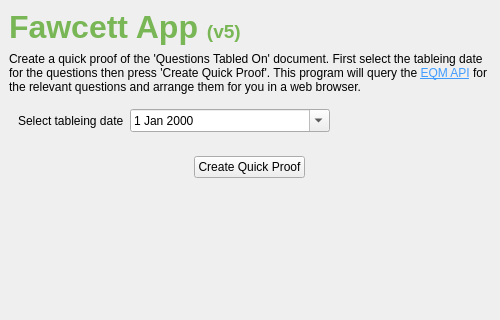
Qt form designer/mainwindow.ui (hoc-ppu/fawcett) before a commit; both pictures show x 0 to 500 and y 0 to 320 of the 500 by 500 pixel window.
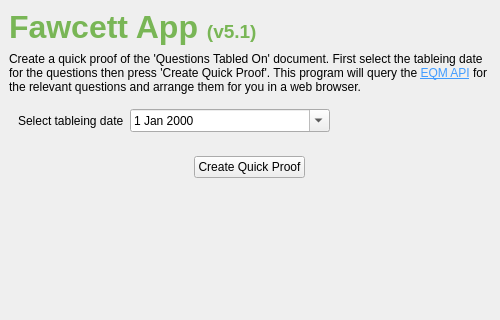
The same form after that commit.

Patch:
```diff
--- a/designer/mainwindow.ui
+++ b/designer/mainwindow.ui
@@ -30,7 +30,7 @@
        </sizepolicy>
       </property>
       <property name="text">
-       <string>&lt;html&gt;&lt;head/&gt;&lt;body&gt;&lt;p&gt;&lt;span style=&quot; font-size:24pt; font-weight:600; color:#79b656;&quot;&gt;Fawcett App &lt;/span&gt;&lt;span style=&quot; font-size:14pt; font-weight:600; color:#79b656;&quot;&gt;(v5)&lt;/span&gt;&lt;/p&gt;&lt;/body&gt;&lt;/html&gt;</string>
+       <string>&lt;html&gt;&lt;head/&gt;&lt;body&gt;&lt;p&gt;&lt;span style=&quot; font-size:24pt; font-weight:600; color:#79b656;&quot;&gt;Fawcett App &lt;/span&gt;&lt;span style=&quot; font-size:14pt; font-weight:600; color:#79b656;&quot;&gt;(v5.1)&lt;/span&gt;&lt;/p&gt;&lt;/body&gt;&lt;/html&gt;</string>
       </property>
      </widget>
     </item>
```
